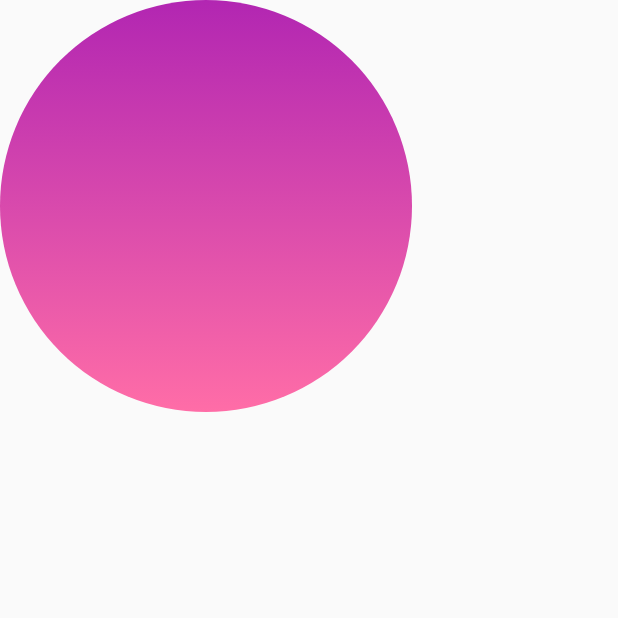
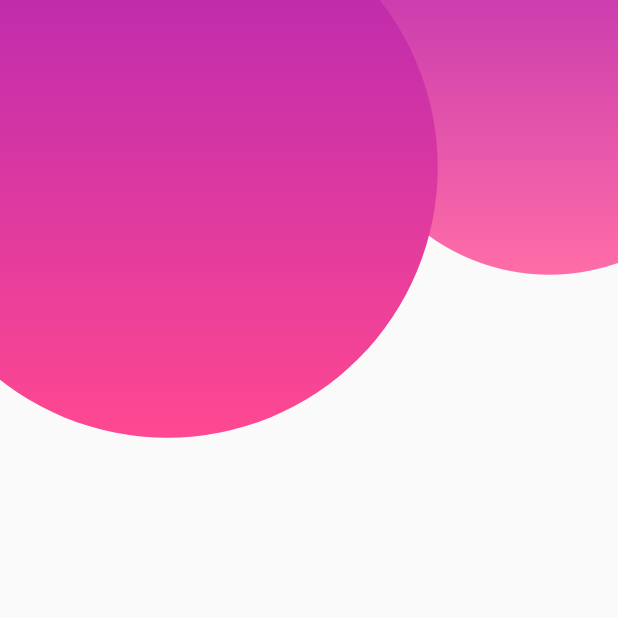
Before and after one commit to PeaceAntoHim/basic-Flutter, a Flutter app: the screen it shows after launch, on a phone screen of 412 x 824 dp, the top half of it. Run offline on Flutter 3.47's test engine with Material 2 defaults, Android fonts, the phone set to English and light mode, and no system bars.

Commit message:
fix edded topBar

```diff
--- a/lib/MainPage.dart
+++ b/lib/MainPage.dart
@@ -8,12 +8,15 @@ class MainPage extends StatelessWidget {
     double getSmallDiameter(BuildContext context) =>
         MediaQuery.of(context).size.width * 2 / 3;
     double getBigDiameter(BuildContext context) =>
-        MediaQuery.of(context).size.height * 7 / 8;
+        MediaQuery.of(context).size.width * 7 / 8;
 
     return Scaffold(
       body: Stack(
         children: <Widget>[
-          Container(
+          Positioned(
+            right: -getSmallDiameter(context) / 3,
+            top: -getSmallDiameter(context) / 3,
+            child: Container(
               width: getSmallDiameter(context),
               height: getSmallDiameter(context),
               decoration: const BoxDecoration(
@@ -25,6 +28,23 @@ class MainPage extends StatelessWidget {
                 ),
               ),
             ),
+          ),
+          Positioned(
+            left: -getSmallDiameter(context) / 4,
+            top: -getSmallDiameter(context) / 4,
+            child: Container(
+              width: getBigDiameter(context),
+              height: getBigDiameter(context),
+              decoration: const BoxDecoration(
+                shape: BoxShape.circle,
+                gradient: LinearGradient(
+                  colors: [Color(0xFFB226B2), Color(0xFFFF4891)],
+                  begin: Alignment.topCenter,
+                  end: Alignment.bottomCenter,
+                ),
+              ),
+            ),
+          ),
         ],
       ),
     );
```
Lines whose indentation alone changed are shown as unchanged.
